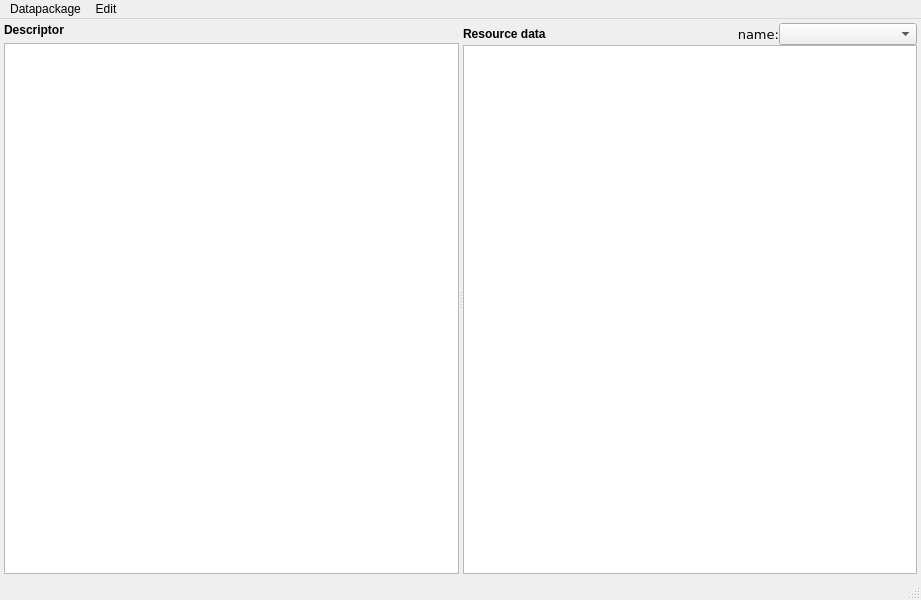
The window that spinetoolbox/ui/spine_datapackage_form.ui (spine-tools/Spine-Toolbox) describes before a commit, drawn with Qt 5.
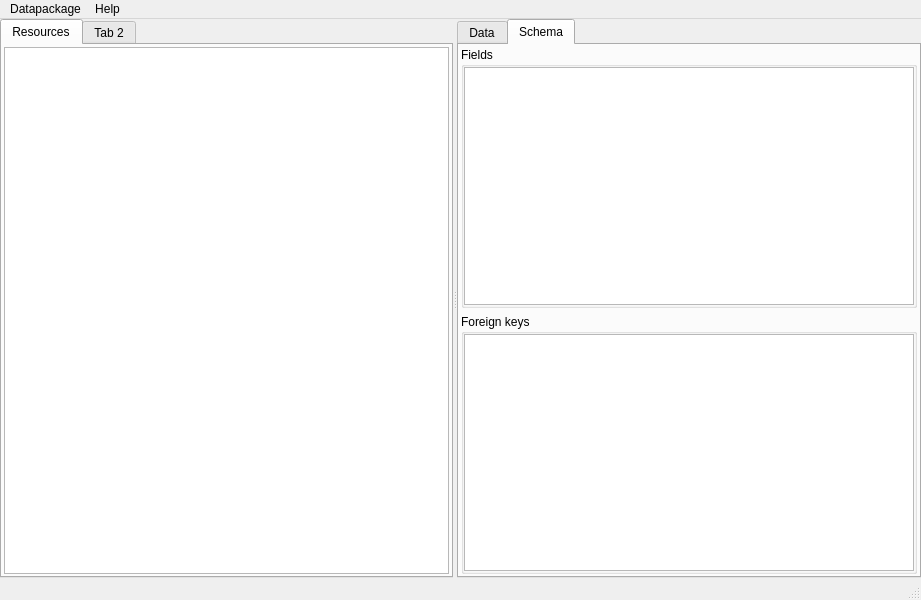
The same window after the commit. The open tabs and pages were chosen to show the change. Custom widgets are drawn as their Qt base class.

Commit message: Issue #106 updated. Refactor SpineDatapackageForm to make it easier to use.

```diff
--- a/spinetoolbox/ui/spine_datapackage_form.ui
+++ b/spinetoolbox/ui/spine_datapackage_form.ui
@@ -36,171 +36,204 @@
   <widget class="QWidget" name="centralwidget">
    <layout class="QVBoxLayout" name="verticalLayout_3">
     <property name="spacing">
-     <number>2</number>
+     <number>0</number>
     </property>
     <property name="leftMargin">
-     <number>4</number>
+     <number>0</number>
     </property>
     <property name="topMargin">
-     <number>4</number>
+     <number>0</number>
     </property>
     <property name="rightMargin">
-     <number>4</number>
+     <number>0</number>
     </property>
     <property name="bottomMargin">
-     <number>4</number>
+     <number>0</number>
     </property>
     <item>
      <widget class="QSplitter" name="splitter">
       <property name="orientation">
        <enum>Qt::Horizontal</enum>
       </property>
-      <widget class="QWidget" name="layoutWidget">
-       <layout class="QVBoxLayout" name="verticalLayout">
-        <item>
-         <widget class="QLabel" name="label_descriptor">
-          <property name="sizePolicy">
-           <sizepolicy hsizetype="Expanding" vsizetype="Preferred">
-            <horstretch>1</horstretch>
-            <verstretch>0</verstretch>
-           </sizepolicy>
-          </property>
-          <property name="font">
-           <font>
-            <weight>75</weight>
-            <bold>true</bold>
-           </font>
-          </property>
-          <property name="text">
-           <string>Descriptor</string>
-          </property>
-         </widget>
-        </item>
-        <item>
-         <widget class="QTreeView" name="treeView_descriptor">
-          <property name="sizePolicy">
-           <sizepolicy hsizetype="Expanding" vsizetype="Expanding">
-            <horstretch>1</horstretch>
-            <verstretch>0</verstretch>
-           </sizepolicy>
-          </property>
-          <property name="minimumSize">
-           <size>
-            <width>0</width>
-            <height>0</height>
-           </size>
-          </property>
-          <property name="contextMenuPolicy">
-           <enum>Qt::CustomContextMenu</enum>
-          </property>
-         </widget>
-        </item>
-       </layout>
+      <widget class="QTabWidget" name="tabWidget_resources">
+       <property name="currentIndex">
+        <number>0</number>
+       </property>
+       <widget class="QWidget" name="tab">
+        <attribute name="title">
+         <string>Resources</string>
+        </attribute>
+        <layout class="QVBoxLayout" name="verticalLayout_2">
+         <property name="spacing">
+          <number>6</number>
+         </property>
+         <property name="leftMargin">
+          <number>2</number>
+         </property>
+         <property name="topMargin">
+          <number>2</number>
+         </property>
+         <property name="rightMargin">
+          <number>2</number>
+         </property>
+         <property name="bottomMargin">
+          <number>2</number>
+         </property>
+         <item>
+          <widget class="QTreeView" name="treeView_resources">
+           <property name="selectionBehavior">
+            <enum>QAbstractItemView::SelectItems</enum>
+           </property>
+          </widget>
+         </item>
+        </layout>
+       </widget>
+       <widget class="QWidget" name="tab_2">
+        <attribute name="title">
+         <string>Tab 2</string>
+        </attribute>
+       </widget>
       </widget>
-      <widget class="QWidget" name="layoutWidget">
-       <layout class="QVBoxLayout" name="verticalLayout_2">
-        <property name="spacing">
-         <number>0</number>
-        </property>
-        <item>
-         <layout class="QHBoxLayout" name="horizontalLayout">
-          <property name="spacing">
-           <number>0</number>
-          </property>
-          <item>
-           <widget class="QLabel" name="label_resource_data">
-            <property name="sizePolicy">
-             <sizepolicy hsizetype="Minimum" vsizetype="Preferred">
-              <horstretch>0</horstretch>
-              <verstretch>0</verstretch>
-             </sizepolicy>
+      <widget class="QTabWidget" name="tabWidget_data_schema">
+       <property name="tabShape">
+        <enum>QTabWidget::Rounded</enum>
+       </property>
+       <property name="currentIndex">
+        <number>0</number>
+       </property>
+       <property name="tabsClosable">
+        <bool>false</bool>
+       </property>
+       <widget class="QWidget" name="tab_data">
+        <attribute name="title">
+         <string>Data</string>
+        </attribute>
+        <layout class="QVBoxLayout" name="verticalLayout">
+         <property name="spacing">
+          <number>6</number>
+         </property>
+         <property name="leftMargin">
+          <number>2</number>
+         </property>
+         <property name="topMargin">
+          <number>2</number>
+         </property>
+         <property name="rightMargin">
+          <number>2</number>
+         </property>
+         <property name="bottomMargin">
+          <number>2</number>
+         </property>
+         <item>
+          <widget class="CustomQTableView" name="tableView_resource_data">
+           <property name="sizePolicy">
+            <sizepolicy hsizetype="Expanding" vsizetype="Expanding">
+             <horstretch>2</horstretch>
+             <verstretch>0</verstretch>
+            </sizepolicy>
+           </property>
+           <property name="tabKeyNavigation">
+            <bool>false</bool>
+           </property>
+           <attribute name="horizontalHeaderVisible">
+            <bool>true</bool>
+           </attribute>
+           <attribute name="horizontalHeaderHighlightSections">
+            <bool>false</bool>
+           </attribute>
+           <attribute name="verticalHeaderVisible">
+            <bool>false</bool>
+           </attribute>
+           <attribute name="verticalHeaderHighlightSections">
+            <bool>false</bool>
+           </attribute>
+          </widget>
+         </item>
+        </layout>
+       </widget>
+       <widget class="QWidget" name="tab_schema">
+        <attribute name="title">
+         <string>Schema</string>
+        </attribute>
+        <layout class="QVBoxLayout" name="verticalLayout_4">
+         <property name="leftMargin">
+          <number>2</number>
+         </property>
+         <property name="topMargin">
+          <number>2</number>
+         </property>
+         <property name="rightMargin">
+          <number>2</number>
+         </property>
+         <property name="bottomMargin">
+          <number>2</number>
+         </property>
+         <item>
+          <widget class="QGroupBox" name="groupBox_fields">
+           <property name="sizePolicy">
+            <sizepolicy hsizetype="Preferred" vsizetype="Expanding">
+             <horstretch>0</horstretch>
+             <verstretch>0</verstretch>
+            </sizepolicy>
+           </property>
+           <property name="title">
+            <string>Fields</string>
+           </property>
+           <layout class="QVBoxLayout" name="verticalLayout_5">
+            <property name="spacing">
+             <number>6</number>
             </property>
-            <property name="font">
-             <font>
-              <weight>75</weight>
-              <bold>true</bold>
-             </font>
+            <property name="leftMargin">
+             <number>0</number>
             </property>
-            <property name="text">
-             <string>Resource data</string>
+            <property name="topMargin">
+             <number>0</number>
             </property>
-           </widget>
-          </item>
-          <item>
-           <spacer name="horizontalSpacer_2">
-            <property name="orientation">
-             <enum>Qt::Horizontal</enum>
+            <property name="rightMargin">
+             <number>0</number>
             </property>
-            <property name="sizeType">
-             <enum>QSizePolicy::Minimum</enum>
+            <property name="bottomMargin">
+             <number>0</number>
             </property>
-            <property name="sizeHint" stdset="0">
-             <size>
-              <width>40</width>
-              <height>20</height>
-             </size>
+            <item>
+             <widget class="QTreeView" name="treeView_fields">
+              <property name="selectionBehavior">
+               <enum>QAbstractItemView::SelectItems</enum>
+              </property>
+             </widget>
+            </item>
+           </layout>
+          </widget>
+         </item>
+         <item>
+          <widget class="QGroupBox" name="groupBox_foreign_keys">
+           <property name="title">
+            <string>Foreign keys</string>
+           </property>
+           <layout class="QVBoxLayout" name="verticalLayout_6">
+            <property name="spacing">
+             <number>6</number>
             </property>
-           </spacer>
-          </item>
-          <item>
-           <widget class="QLabel" name="label_resource_name">
-            <property name="sizePolicy">
-             <sizepolicy hsizetype="Preferred" vsizetype="Preferred">
-              <horstretch>0</horstretch>
-              <verstretch>0</verstretch>
-             </sizepolicy>
+            <property name="leftMargin">
+             <number>0</number>
             </property>
-            <property name="font">
-             <font>
-              <family>DejaVu Sans</family>
-              <pointsize>10</pointsize>
-              <weight>50</weight>
-              <bold>false</bold>
-             </font>
+            <property name="topMargin">
+             <number>0</number>
             </property>
-            <property name="text">
-             <string>name:</string>
+            <property name="rightMargin">
+             <number>0</number>
             </property>
-            <property name="alignment">
-             <set>Qt::AlignRight|Qt::AlignTrailing|Qt::AlignVCenter</set>
+            <property name="bottomMargin">
+             <number>0</number>
             </property>
-           </widget>
-          </item>
-          <item>
-           <widget class="QComboBox" name="comboBox_resource_name">
-            <property name="sizePolicy">
-             <sizepolicy hsizetype="Preferred" vsizetype="Preferred">
-              <horstretch>0</horstretch>
-              <verstretch>0</verstretch>
-             </sizepolicy>
-            </property>
-           </widget>
-          </item>
-         </layout>
-        </item>
-        <item>
-         <widget class="CustomQTableView" name="tableView_resource_data">
-          <property name="sizePolicy">
-           <sizepolicy hsizetype="Expanding" vsizetype="Expanding">
-            <horstretch>2</horstretch>
-            <verstretch>0</verstretch>
-           </sizepolicy>
-          </property>
-          <attribute name="horizontalHeaderVisible">
-           <bool>false</bool>
-          </attribute>
-          <attribute name="horizontalHeaderHighlightSections">
-           <bool>false</bool>
-          </attribute>
-          <attribute name="verticalHeaderVisible">
-           <bool>false</bool>
-          </attribute>
-          <attribute name="verticalHeaderHighlightSections">
-           <bool>false</bool>
-          </attribute>
-         </widget>
-        </item>
-       </layout>
+            <item>
+             <widget class="QTreeView" name="treeView_foreign_keys"/>
+            </item>
+           </layout>
+          </widget>
+         </item>
+        </layout>
+       </widget>
       </widget>
      </widget>
     </item>
@@ -226,15 +259,15 @@
     <addaction name="actionExport"/>
     <addaction name="actionQuit"/>
    </widget>
-   <widget class="QMenu" name="menuEdit">
+   <widget class="QMenu" name="menuHelp">
     <property name="title">
-     <string>Edit</string>
+     <string>Help</string>
     </property>
     <addaction name="actionPrimary_keys"/>
     <addaction name="actionForeign_keys"/>
    </widget>
    <addaction name="menuFile"/>
-   <addaction name="menuEdit"/>
+   <addaction name="menuHelp"/>
   </widget>
   <widget class="QStatusBar" name="statusbar"/>
   <action name="actionSave_datapackage">
```
Left out of the diff: 22 changed lines with no effect on the pictures. The commit also changes 15 other files.
